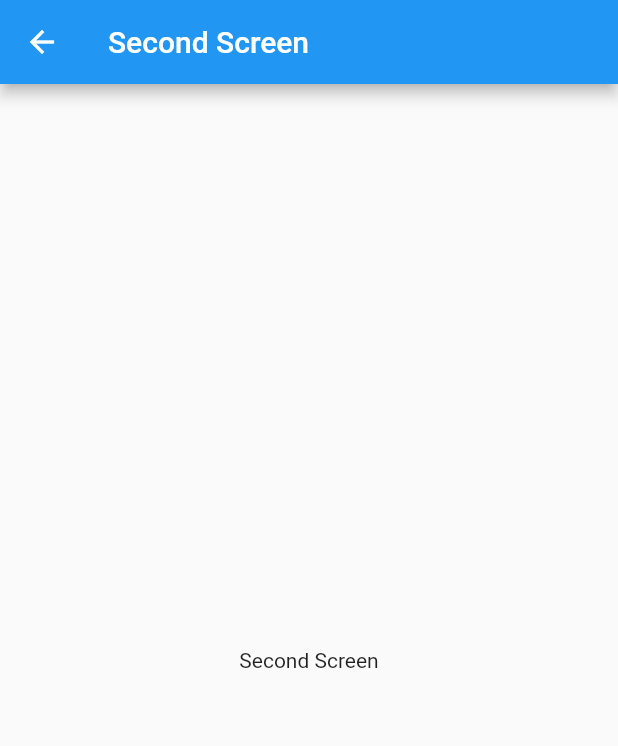
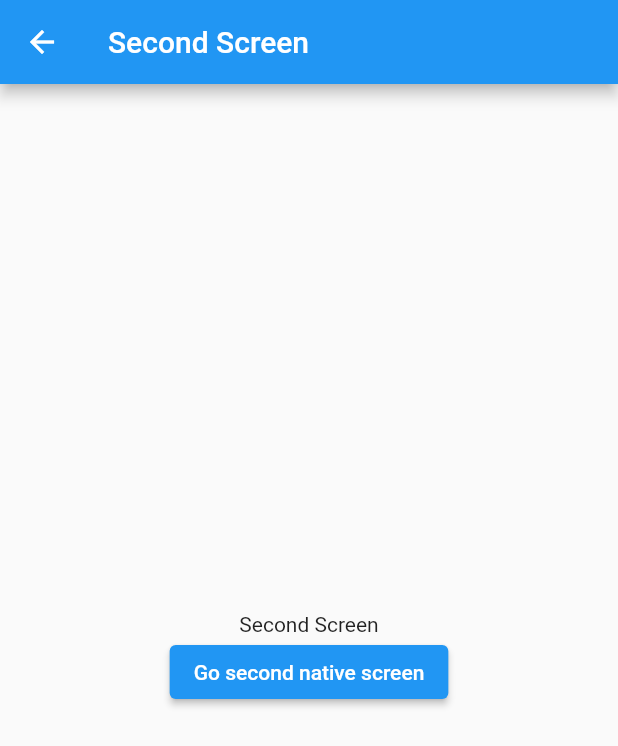
Before and after one commit to RafaelBarbosatec/flutter_embeded_example, a Flutter app: the SecondScreen screen opened by its route, on a phone screen of 412 x 824 dp. Shown: the top 746 px of the screen. Run offline on Flutter 3.47's test engine with Material 2 defaults, Android fonts, the phone set to English and light mode, and no system bars; our stand-ins replace get_it.

Commit message:
update example

```diff
--- a/flutter_module/lib.debug/main.debug.dart
+++ b/flutter_module/lib.debug/main.debug.dart
@@ -1,8 +1,8 @@
 import 'package:flutter/material.dart';
-import 'pages/dashboard.dart';
-import 'package:test_flutter/shared/route.dart';
+import 'package:test_flutter/shared/navigation/route.dart';
 
 import 'injector_debug.dart';
+import 'pages/dashboard.dart';
 
 void main() {
   InjectorDebug.injectDependencies();
--- a/flutter_module/lib/injector.dart
+++ b/flutter_module/lib/injector.dart
@@ -1,11 +1,13 @@
 import 'package:get_it/get_it.dart';
 import 'package:test_flutter/shared/native/native_channels.dart';
+import 'package:test_flutter/shared/native/navigator_channels.dart';
 
 final _getIt = GetIt.instance;
 
 class Injector {
   static void injectDependencies() {
     _getIt.registerLazySingleton(() => NativeChannels());
+    _getIt.registerLazySingleton(() => NavigatorChannels());
   }
 
   static T get<T extends Object>() {
--- a/flutter_module/lib/main.dart
+++ b/flutter_module/lib/main.dart
@@ -1,7 +1,7 @@
 import 'package:flutter/material.dart';
 import 'package:test_flutter/injector.dart';
-import 'package:test_flutter/shared/navigator_observer.dart';
-import 'package:test_flutter/shared/route.dart';
+import 'package:test_flutter/shared/navigation/navigator_observer.dart';
+import 'package:test_flutter/shared/navigation/route.dart';
 
 void main() {
   Injector.injectDependencies();
--- a/flutter_module/lib/pages/second/second_screen.dart
+++ b/flutter_module/lib/pages/second/second_screen.dart
@@ -1,4 +1,6 @@
 import 'package:flutter/material.dart';
+import 'package:test_flutter/injector.dart';
+import 'package:test_flutter/shared/native/navigator_channels.dart';
 
 class SecondScreen extends StatelessWidget {
   @override
@@ -8,7 +10,18 @@ class SecondScreen extends StatelessWidget {
         title: Text('Second Screen'),
       ),
       body: Center(
-        child: Text('Second Screen'),
+        child: Column(
+          mainAxisSize: MainAxisSize.min,
+          children: [
+            Text('Second Screen'),
+            ElevatedButton(
+              onPressed: () {
+                Injector.get<NavigatorChannels>().goToSecondScreen();
+              },
+              child: Text('Go second native screen'),
+            )
+          ],
+        ),
       ),
     );
   }
--- /dev/null
+++ b/flutter_module/lib/shared/native/navigator_channels.dart
@@ -0,0 +1,24 @@
+import 'package:flutter/services.dart';
+
+///
+/// Created by
+///
+/// ─▄▀─▄▀
+/// ──▀──▀
+/// █▀▀▀▀▀█▄
+/// █░░░░░█─█
+/// ▀▄▄▄▄▄▀▀
+///
+/// Rafaelbarbosatec
+/// on 29/06/22
+class NavigatorChannels {
+  final MethodChannel _platformTest = MethodChannel('NavigatorChannel');
+
+  Future? sendMethod(String method) {
+    return _platformTest.invokeMethod(method);
+  }
+
+  Future? goToSecondScreen() {
+    return _platformTest.invokeMethod('second');
+  }
+}
```
Also changed, not shown: flutter_module/lib.debug/shared/native/navigator_channels_debug.dart (added, +14 -0 lines), flutter_module/lib/shared/navigation/navigator_observer.dart (renamed from flutter_module/lib/shared/navigator_observer.dart), flutter_module/lib/shared/navigation/route.dart (renamed from flutter_module/lib/shared/route.dart), flutter_module/pubspec.lock, 1 other file.
